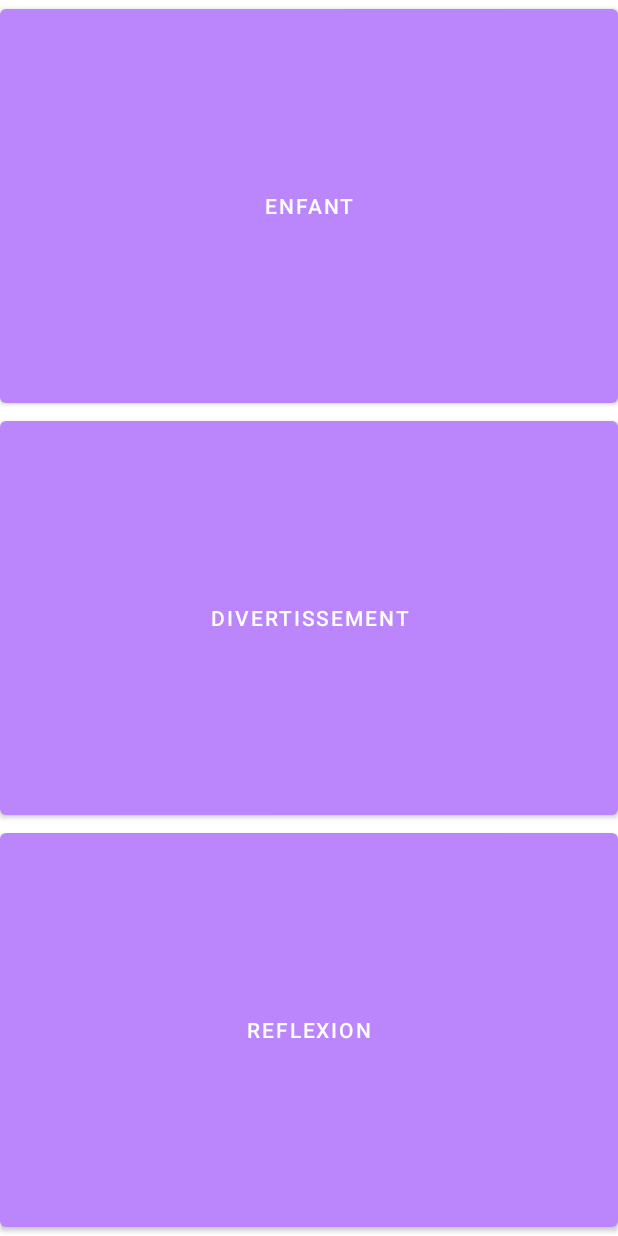
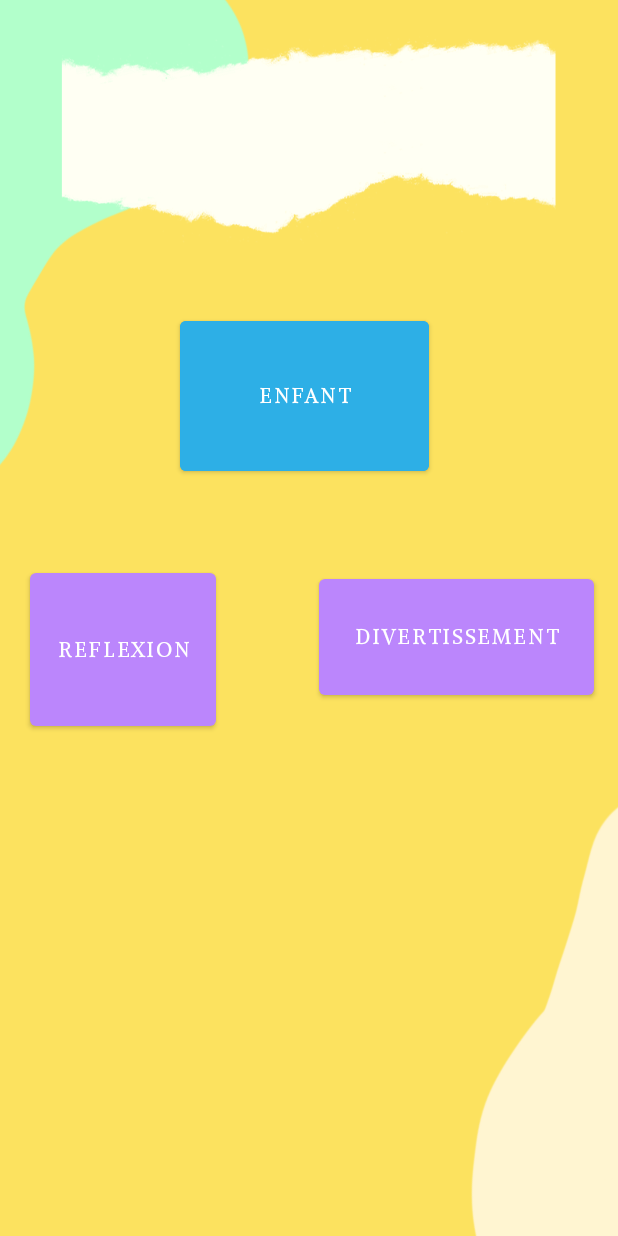
Before and after one commit to Blaccreed/LuddiagAPPLI, an Android app: the flip_createur screen opened directly, with no data from a screen before it, on a phone screen of 412 x 824 dp. Run offline under Robolectric (Android 15) with nearby library versions, the phone set to English and light mode, and no system bars.

Commit message:
push boutton pour thibaul

```diff
--- a/app/src/main/res/layout/activity_flip_createur.xml
+++ b/app/src/main/res/layout/activity_flip_createur.xml
@@ -4,35 +4,40 @@
     xmlns:tools="http://schemas.android.com/tools"
     android:layout_width="match_parent"
     android:layout_height="match_parent"
+    android:background="@drawable/fondavecblanc"
     tools:context=".flip_createur">
 
     <Button
         android:id="@+id/button6"
-        android:layout_width="0dp"
-        android:layout_height="0dp"
+        android:layout_width="166dp"
+        android:layout_height="112dp"
+        android:layout_marginStart="120dp"
+        android:layout_marginTop="208dp"
+        android:backgroundTint="@color/bleu"
+        android:fontFamily="@font/alike"
         android:text="Enfant"
-        app:layout_constraintEnd_toEndOf="parent"
         app:layout_constraintStart_toStartOf="parent"
-        app:layout_constraintTop_toTopOf="parent"
-        app:layout_constraintBottom_toTopOf="@+id/button10"/>
+        app:layout_constraintTop_toTopOf="parent" />
 
     <Button
         android:id="@+id/button10"
-        android:layout_width="0dp"
-        android:layout_height="0dp"
+        android:layout_width="183dp"
+        android:layout_height="89dp"
+        android:layout_marginTop="380dp"
+        android:layout_marginEnd="16dp"
+        android:fontFamily="@font/alike"
         android:text="Divertissement"
         app:layout_constraintEnd_toEndOf="parent"
-        app:layout_constraintStart_toStartOf="parent"
-        app:layout_constraintBottom_toTopOf="@+id/button11"
-        app:layout_constraintTop_toBottomOf="@+id/button6"/>
+        app:layout_constraintTop_toTopOf="parent" />
 
     <Button
         android:id="@+id/button11"
-        android:layout_width="0dp"
-        android:layout_height="0dp"
+        android:layout_width="124dp"
+        android:layout_height="114dp"
+        android:layout_marginTop="376dp"
+        android:layout_marginEnd="268dp"
+        android:fontFamily="@font/alike"
         android:text="Reflexion"
         app:layout_constraintEnd_toEndOf="parent"
-        app:layout_constraintStart_toStartOf="parent"
-        app:layout_constraintBottom_toBottomOf="parent"
-        app:layout_constraintTop_toBottomOf="@+id/button10" />
+        app:layout_constraintTop_toTopOf="parent" />
 </androidx.constraintlayout.widget.ConstraintLayout>
```
